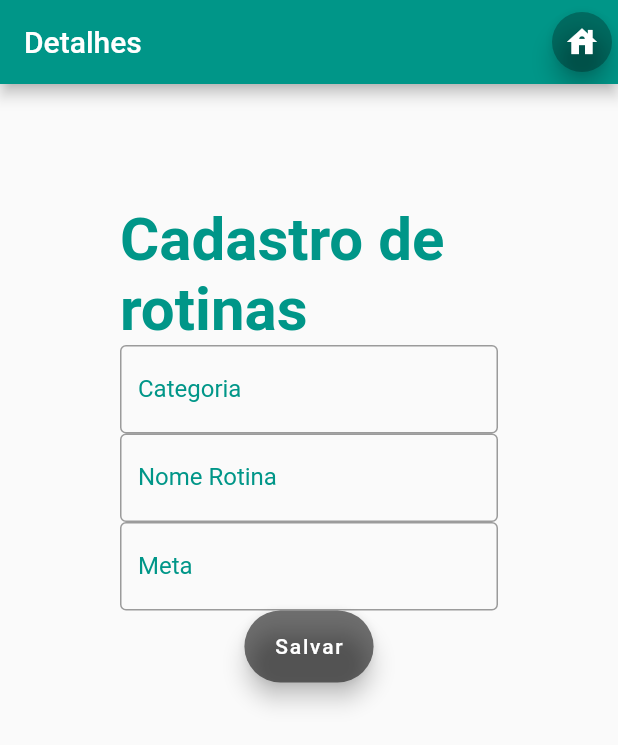
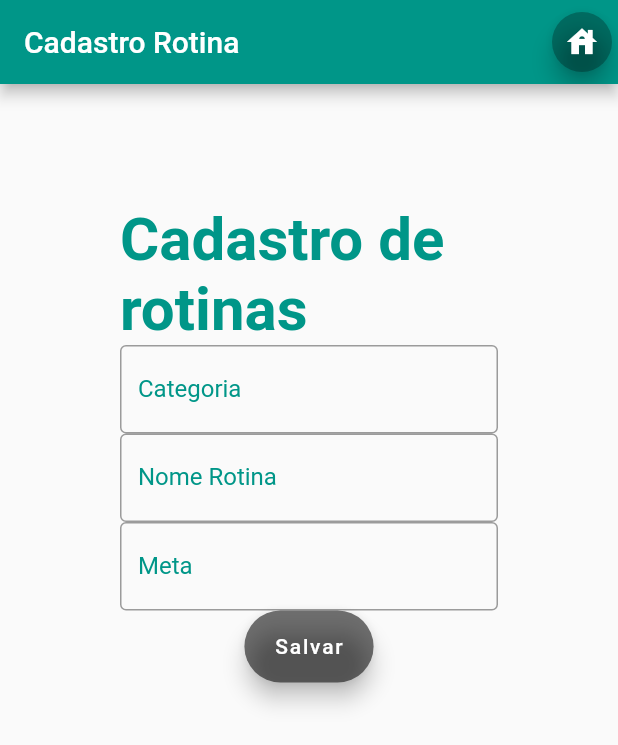
Before and after one commit to marcusvco/RotinasApp, a Flutter app: the CadastroRotina screen opened directly, on a phone screen of 412 x 824 dp. Shown: the top 745 px of the screen. Run offline on Flutter 3.47's test engine with Material 2 defaults, Android fonts, the phone set to English and light mode, and no system bars; our stand-ins replace shared_preferences, sqflite; accounts and stored records are empty.

Commit message:
Mudar nome toolbar tela cadastro rotina

```diff
--- a/rotinas_app/lib/CadastroRotina.dart
+++ b/rotinas_app/lib/CadastroRotina.dart
@@ -13,7 +13,7 @@ class CadastroRotina extends StatelessWidget{
     return Scaffold(
       appBar: AppBar(
         backgroundColor: Colors.teal,
-        title: Text('Detalhes'),
+        title: Text('Cadastro Rotina'),
         actions: [
           FloatingActionButton(
             onPressed: () => Navigator.pushReplacement(context, MaterialPageRoute(builder: (context) => Home())),
```
